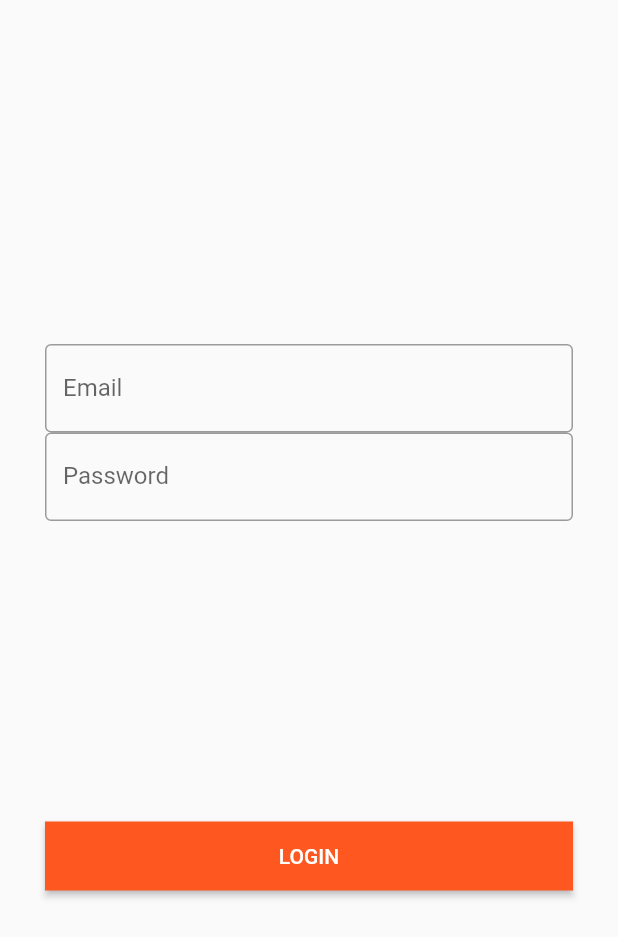
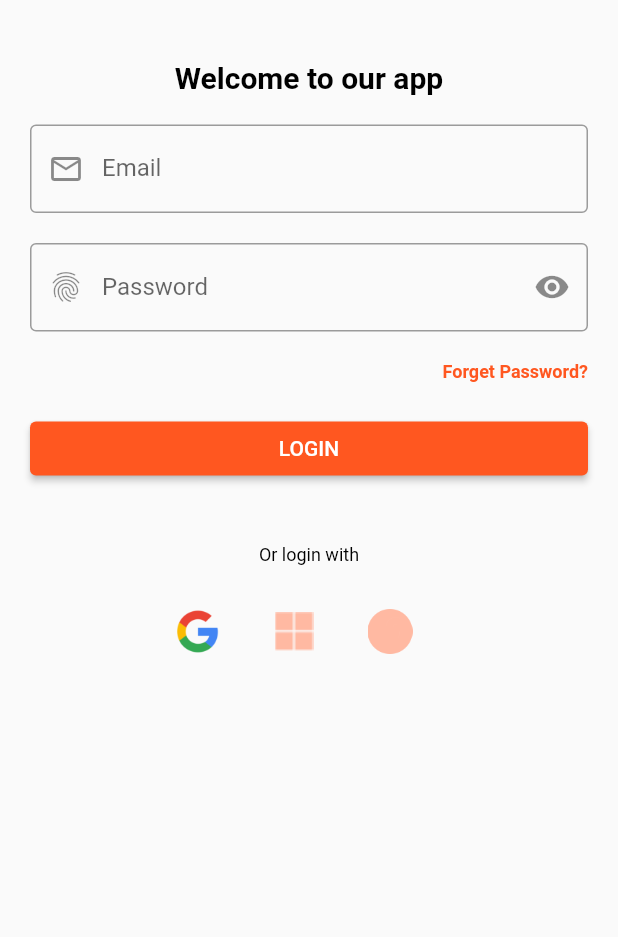
Before and after one commit to MobileAppsProjects/flutter_dev, a Flutter app: the screen it shows after launch, on a phone screen of 412 x 824 dp. Shown: the top 937 px of the screen. Run offline on Flutter 3.47's test engine with Material 3 defaults, Android fonts, the phone set to English and light mode, and no system bars.

Commit message:
Created forms login

```diff
--- a/lib/src/constants/images.dart
+++ b/lib/src/constants/images.dart
@@ -0,0 +1,3 @@
+const String GoogleLogo = 'assets/images/google.png';
+const String MicrosoftLogo = 'assets/images/microsoft.png';
+const String FacebookLogo = 'assets/images/facebook.png';
--- /dev/null
+++ b/lib/src/features/login/screens/login_form_widget.dart
@@ -0,0 +1,55 @@
+import 'package:flutter/material.dart';
+
+class LoginForm extends StatelessWidget {
+  const LoginForm({Key? key}) : super(key: key);
+
+  @override
+  Widget build(BuildContext context) {
+    return Form(
+      child: Container(
+        padding: const EdgeInsets.symmetric(vertical: 20),
+        child: Column(
+          children: [
+            TextFormField(
+              decoration: InputDecoration(
+                labelText: 'Email',
+                hintText: 'Enter your email',
+                border: OutlineInputBorder(),
+                prefixIcon: const Icon(Icons.email_outlined),
+              ),
+            ),
+            const SizedBox(height: 20),
+            TextFormField(
+              decoration: InputDecoration(
+                labelText: 'Password',
+                hintText: 'Enter your password',
+                suffixIcon: const Icon(Icons.visibility),
+                border: OutlineInputBorder(),
+                prefixIcon: const Icon(Icons.fingerprint),
+              ),
+            ),
+            Container(
+              padding: const EdgeInsets.symmetric(vertical: 20),
+              child: Row(
+                mainAxisAlignment: MainAxisAlignment.end,
+                children: [
+                  Text(
+                    'Forget Password?',
+                    style: Theme.of(context).textTheme.displaySmall,
+                  ),
+                ],
+              ),
+            ),
+            SizedBox(
+              width: double.infinity,
+              child: ElevatedButton(
+                onPressed: () {},
+                child: Text('Login'.toUpperCase()),
+              ),
+            ),
+          ],
+        ),
+      ),
+    );
+  }
+}
--- /dev/null
+++ b/lib/src/features/login/screens/login_hlogo_widget.dart
@@ -0,0 +1,18 @@
+import 'package:flutter/material.dart';
+
+class LoginHeaderLogo extends StatelessWidget {
+  const LoginHeaderLogo({Key? key}) : super(key: key);
+
+  @override
+  Widget build(BuildContext context) {
+    return Column(
+      children: [
+        const SizedBox(height: 20),
+        Text(
+          'Welcome to our app',
+          style: Theme.of(context).textTheme.displayMedium,
+        ),
+      ],
+    );
+  }
+}
--- a/lib/src/features/login/screens/login_screen.dart
+++ b/lib/src/features/login/screens/login_screen.dart
@@ -2,58 +2,92 @@ import 'package:flutter/material.dart';
 import '../../../constants/images.dart';
 import '../../../constants/colors.dart';
 import '../../../constants/sizes.dart';
+import 'login_form_widget.dart';
+import 'login_hlogo_widget.dart';
 
 class LoginScreen extends StatelessWidget {
   @override
   Widget build(BuildContext context) {
-    var height = MediaQuery.of(context).size.height;
-    return Scaffold(
-      body: Container(
-        padding: const EdgeInsets.all(paddingApp),
+    return SafeArea(
+        child: Scaffold(
+            body: SingleChildScrollView(
+                //Available screen
+                child: Container(
+                    padding: const EdgeInsets.all(20),
                     child: Column(
-          //Available screen
-          mainAxisAlignment: MainAxisAlignment.spaceEvenly,
+                      crossAxisAlignment: CrossAxisAlignment.center,
                       children: [
-            //Image of the welcome screen
-            const Column(
-              crossAxisAlignment: CrossAxisAlignment.start,
+                        Column(
+                          //Header
                           children: [
-                TextField(
-                  decoration: InputDecoration(
-                      labelText: 'Email',
-                      hintText: 'Enter your email',
-                      border: OutlineInputBorder()),
-                ),
-                TextField(
-                  decoration: InputDecoration(
-                      labelText: 'Password',
-                      hintText: 'Enter your password',
-                      border: OutlineInputBorder()),
-                ),
+                            LoginHeaderLogo(),
                           ],
                         ),
-
-            //
+                        Column(
+                          //Login form
+                          children: [
+                            LoginForm(),
+                          ],
+                        ),
+                        Column(
+                          //Other social medias
+                          children: [
+                            Container(
+                              padding: EdgeInsets.symmetric(vertical: 20),
+                              child: Column(
+                                mainAxisAlignment: MainAxisAlignment.center,
+                                children: [
+                                  Text('Or login with',
+                                      style: Theme.of(context)
+                                          .textTheme
+                                          .bodySmall),
+                                  const SizedBox(height: 20),
                                   Row(
+                                    mainAxisAlignment: MainAxisAlignment.center,
                                     children: [
-                Expanded(
-                  child: ElevatedButton(
+                                      OutlinedButton(
                                         onPressed: () {},
-                    child: Text(
-                      'Login'.toUpperCase(),
-                    ),
-                    style: ElevatedButton.styleFrom(
-                      shape: RoundedRectangleBorder(),
-                      foregroundColor: TsecondaryColor,
-                      padding: const EdgeInsets.symmetric(vertical: 15),
+                                        child:
+                                            Image.asset(GoogleLogo, width: 30),
+                                        style: OutlinedButton.styleFrom(
+                                          side: const BorderSide(
+                                              color: Colors
+                                                  .transparent //TprimaryColor300
                                               ),
                                         ),
                                       ),
+                                      OutlinedButton(
+                                        onPressed: () {},
+                                        child: Image.asset(MicrosoftLogo,
+                                            width: 30, color: TprimaryColor300),
+                                        style: OutlinedButton.styleFrom(
+                                          side: const BorderSide(
+                                              color: Colors
+                                                  .transparent //TprimaryColor300
+                                              ),
+                                        ),
+                                      ),
+                                      OutlinedButton(
+                                        onPressed: () {},
+                                        child: Image.asset(FacebookLogo,
+                                            width: 30, color: TprimaryColor300),
+                                        style: OutlinedButton.styleFrom(
+                                          side: const BorderSide(
+                                              color: Colors
+                                                  .transparent //TprimaryColor300
+                                              ),
+                                        ),
+                                      ),
+                                      const SizedBox(width: 20),
                                     ],
                                   ),
                                 ],
                               ),
                             ),
-    );
+                          ],
+                        ),
+                        Column(),
+                      ],
+                    )))));
   }
 }
--- a/lib/src/utils/theme/theme_text.dart
+++ b/lib/src/utils/theme/theme_text.dart
@@ -1,9 +1,25 @@
 import 'package:flutter/material.dart';
+import '../../constants/colors.dart';
 
 // https://m3.material.io/styles/typography/overview
 class TTextTheme {
   // text theme for light mode
   static TextTheme light = const TextTheme(
+    headlineLarge: TextStyle(
+      fontSize: 30,
+      fontWeight: FontWeight.bold,
+      color: Colors.black,
+    ),
+    headlineMedium: TextStyle(
+      fontSize: 20,
+      fontWeight: FontWeight.bold,
+      color: Colors.black,
+    ),
+    headlineSmall: TextStyle(
+      fontSize: 15,
+      fontWeight: FontWeight.normal,
+      color: Colors.black,
+    ),
     displayLarge: TextStyle(
       fontSize: 30,
       fontWeight: FontWeight.bold,
@@ -15,7 +31,22 @@ class TTextTheme {
       color: Colors.black,
     ),
     displaySmall: TextStyle(
-      fontSize: 15,
+      fontSize: 12,
+      fontWeight: FontWeight.bold,
+      color: TprimaryColor,
+    ),
+    bodyLarge: TextStyle(
+      fontSize: 25,
+      fontWeight: FontWeight.bold,
+      color: Colors.black,
+    ),
+    bodyMedium: TextStyle(
+      fontSize: 20,
+      fontWeight: FontWeight.bold,
+      color: Colors.black,
+    ),
+    bodySmall: TextStyle(
+      fontSize: 12,
       fontWeight: FontWeight.normal,
       color: Colors.black,
     ),
--- a/pubspec.yaml
+++ b/pubspec.yaml
@@ -59,8 +59,10 @@ flutter:
   uses-material-design: true
 
   # To add assets to your application, add an assets section, like this:
-  # assets:
-  #   - images/a_dot_burr.jpeg
+  assets:
+  - assets/images/google.png
+  - assets/images/microsoft.png
+  - assets/images/facebook.png
   #   - images/a_dot_ham.jpeg
 
   # An image asset can refer to one or more resolution-specific "variants", see
```
Also changed, not shown: assets/images/facebook.png (added), assets/images/google.png (added), assets/images/microsoft.png (added). Lines whose indentation alone changed are shown as unchanged.
